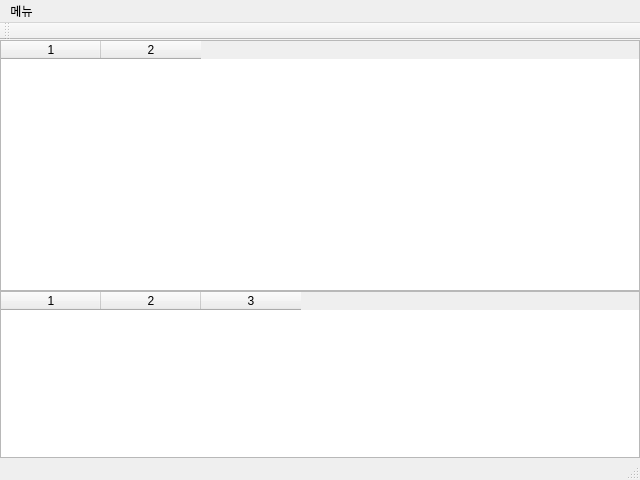
Before: the Qt Designer form mainwindow.ui in LeeChiWon/chunil, drawn with Qt 5.
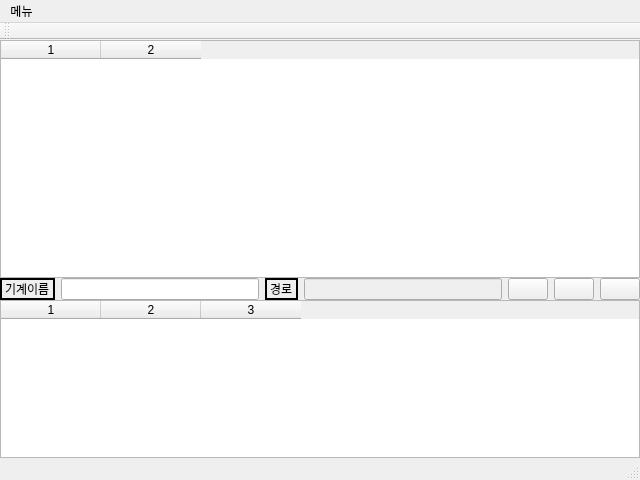
After: the same form once the commit is applied. Icons and pictures are not drawn.

```diff
--- a/mainwindow.ui
+++ b/mainwindow.ui
@@ -18,7 +18,7 @@
     <normaloff>:/Img/Main.png</normaloff>:/Img/Main.png</iconset>
   </property>
   <widget class="QWidget" name="centralWidget">
-   <layout class="QGridLayout" name="gridLayout" rowstretch="3,2">
+   <layout class="QGridLayout" name="gridLayout" rowstretch="3,0,2">
     <property name="leftMargin">
      <number>0</number>
     </property>
@@ -46,7 +46,7 @@
       <column/>
      </widget>
     </item>
-    <item row="1" column="0">
+    <item row="2" column="0">
      <widget class="QTableWidget" name="tableWidget_Community">
       <property name="columnCount">
        <number>3</number>
@@ -56,6 +56,118 @@
       <column/>
      </widget>
     </item>
+    <item row="1" column="0">
+     <layout class="QGridLayout" name="gridLayout_2">
+      <item row="0" column="1">
+       <widget class="QLineEdit" name="lineEdit_MachineName"/>
+      </item>
+      <item row="0" column="0">
+       <widget class="QLabel" name="label_MachineName">
+        <property name="frameShape">
+         <enum>QFrame::WinPanel</enum>
+        </property>
+        <property name="text">
+         <string>기계이름</string>
+        </property>
+       </widget>
+      </item>
+      <item row="0" column="2">
+       <widget class="QLabel" name="label_2">
+        <property name="frameShape">
+         <enum>QFrame::WinPanel</enum>
+        </property>
+        <property name="text">
+         <string>경로</string>
+        </property>
+       </widget>
+      </item>
+      <item row="0" column="3">
+       <widget class="QLineEdit" name="lineEdit_Path">
+        <property name="enabled">
+         <bool>false</bool>
+        </property>
+        <property name="readOnly">
+         <bool>false</bool>
+        </property>
+       </widget>
+      </item>
+      <item row="0" column="5">
+       <widget class="QPushButton" name="pushButton_Add">
+        <property name="sizePolicy">
+         <sizepolicy hsizetype="Fixed" vsizetype="Fixed">
+          <horstretch>0</horstretch>
+          <verstretch>0</verstretch>
+         </sizepolicy>
+        </property>
+        <property name="toolTip">
+         <string>추가</string>
+        </property>
+        <property name="text">
+         <string/>
+        </property>
+        <property name="icon">
+         <iconset resource="chunil.qrc">
+          <normaloff>:/Img/Add.png</normaloff>:/Img/Add.png</iconset>
+        </property>
+        <property name="iconSize">
+         <size>
+          <width>50</width>
+          <height>25</height>
+         </size>
+        </property>
+       </widget>
+      </item>
+      <item row="0" column="6">
+       <widget class="QPushButton" name="pushButton_Delete">
+        <property name="sizePolicy">
+         <sizepolicy hsizetype="Fixed" vsizetype="Fixed">
+          <horstretch>0</horstretch>
+          <verstretch>0</verstretch>
+         </sizepolicy>
+        </property>
+        <property name="toolTip">
+         <string>삭제</string>
+        </property>
+        <property name="text">
+         <string/>
+        </property>
+        <property name="icon">
+         <iconset resource="chunil.qrc">
+          <normaloff>:/Img/Delete.png</normaloff>:/Img/Delete.png</iconset>
+        </property>
+        <property name="iconSize">
+         <size>
+          <width>50</width>
+          <height>25</height>
+         </size>
+        </property>
+       </widget>
+      </item>
+      <item row="0" column="4">
+       <widget class="QPushButton" name="pushButton_Path">
+        <property name="sizePolicy">
+         <sizepolicy hsizetype="Fixed" vsizetype="Fixed">
+          <horstretch>0</horstretch>
+          <verstretch>0</verstretch>
+         </sizepolicy>
+        </property>
+        <property name="text">
+         <string/>
+        </property>
+        <property name="icon">
+         <iconset resource="chunil.qrc">
+          <normaloff>:/Img/Folder.png</normaloff>:/Img/Folder.png</iconset>
+        </property>
+        <property name="iconSize">
+         <size>
+          <width>16</width>
+          <height>25</height>
+         </size>
+        </property>
+       </widget>
+      </item>
+     </layout>
+    </item>
    </layout>
   </widget>
   <widget class="QMenuBar" name="menuBar">
```
Left out of the diff: 6 changed lines with no effect on the pictures.
